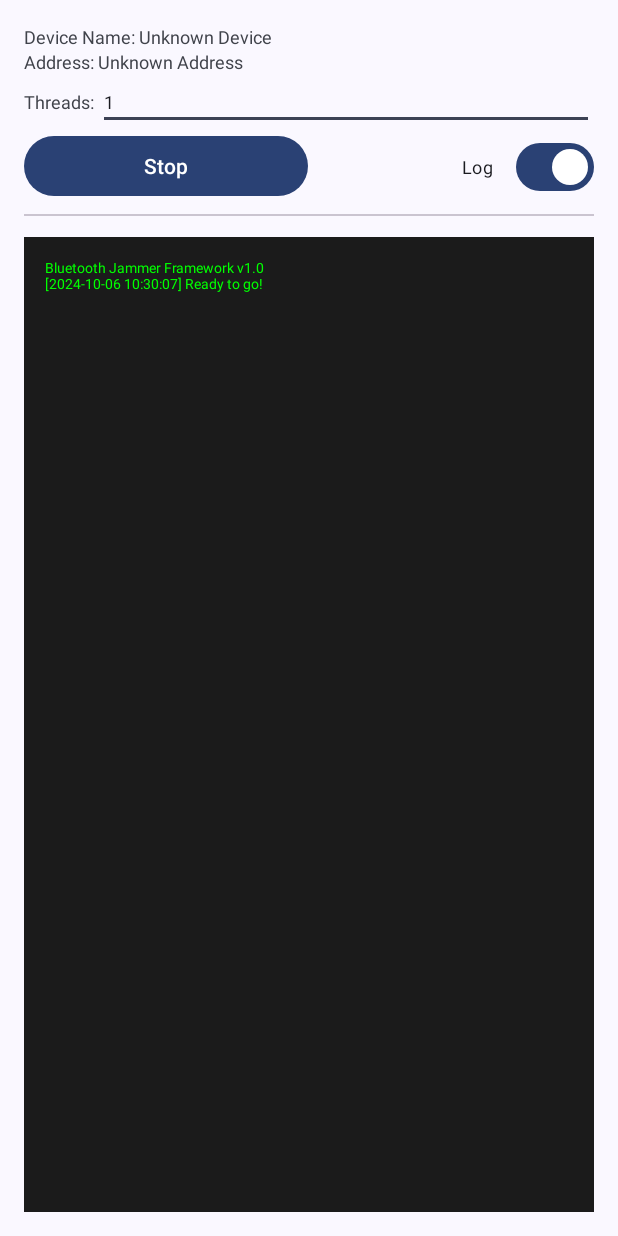
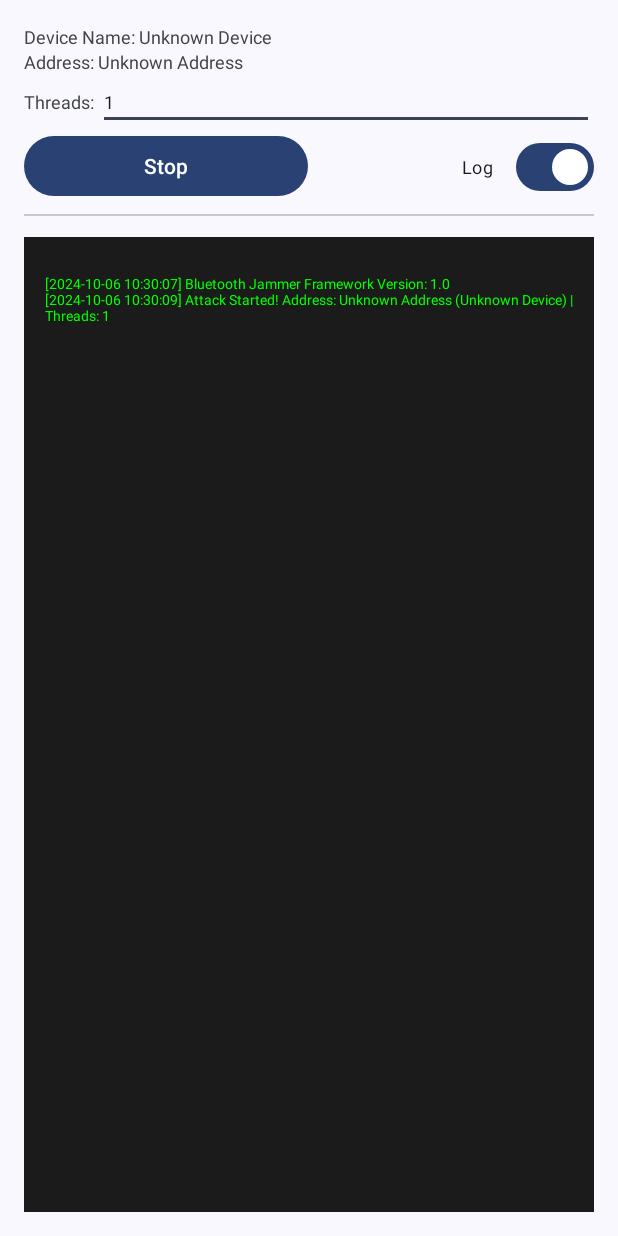
Before and after one commit to eikarna/BluetoothJammer, an Android app built with Jetpack Compose: the AttackActivity screen opened directly, with no data from a screen before it, after a tap on "Start", on a phone screen of 412 x 824 dp. Run offline under Robolectric (Android 15) with nearby library versions, the phone set to English and light mode, and no system bars; 1 statement that could not run was skipped.

Commit message:
some fix

```diff
--- a/app/src/main/java/com/eikarna/bluetoothjammer/AttackActivity.kt
+++ b/app/src/main/java/com/eikarna/bluetoothjammer/AttackActivity.kt
@@ -16,8 +16,9 @@ import com.google.android.material.button.MaterialButton
 import com.google.android.material.materialswitch.MaterialSwitch
 import com.google.android.material.textview.MaterialTextView
 import com.google.android.material.textfield.TextInputEditText
-import java.text.SimpleDateFormat
 import java.util.Date
+import util.Logger
+import kotlin.math.log
 
 class AttackActivity : AppCompatActivity() {
 
@@ -38,7 +39,7 @@ class AttackActivity : AppCompatActivity() {
         @JvmStatic
         var isAttacking = false
         var FrameworkVersion = 1.0
-        var loggingStatus = false
+        var loggingStatus = true
     }
 
     @RequiresApi(Build.VERSION_CODES.O)
@@ -66,11 +67,8 @@ class AttackActivity : AppCompatActivity() {
         viewDeviceAddress.text = "Address: $address"
         viewThreads.setText("$threads")
         logAttack.justificationMode = LineBreaker.JUSTIFICATION_MODE_INTER_WORD
-        logAttack.append("Bluetooth Jammer Framework v$FrameworkVersion")
-        val formatter = SimpleDateFormat("yyyy-MM-dd HH:mm:ss")
-        val date = Date()
-        val current = formatter.format(date)
-        logAttack.append("\n[$current] Ready to go!")
+        Logger.appendLog(logAttack, "Bluetooth Jammer Framework Version: $FrameworkVersion")
+
 
 
         // Set button listener
@@ -109,13 +107,16 @@ class AttackActivity : AppCompatActivity() {
         isAttacking = true
         buttonStartStop.text = "Stop"
         BluetoothAdapter.getDefaultAdapter().cancelDiscovery()
-        for (i in 0..threads) L2capFloodAttack(address).startAttack(this, logAttack)
+        Logger.appendLog(logAttack, "Attack Started! Address: $address ($deviceName) | Threads: $threads")
+        Toast.makeText(this@AttackActivity, "PLEASE FORCE CLOSE APP IF YOU WANT STOP THE ATTACK!", Toast.LENGTH_LONG).show()
+        for (i in 1..threads) L2capFloodAttack(address).startAttack(this, logAttack)
     }
 
     @SuppressLint("MissingPermission")
     private fun stopAttack() {
         isAttacking = false
         buttonStartStop.text = "Start"
+        Logger.appendLog(logAttack, "Attack Stopped! Force close this app..")
         BluetoothAdapter.getDefaultAdapter().startDiscovery()
         L2capFloodAttack(address).stopAttack()
     }
@@ -126,4 +127,11 @@ class AttackActivity : AppCompatActivity() {
             stopAttack() // Ensure the attack stops if the activity is destroyed
         }
     }
+
+    override fun onPause() {
+        super.onPause()
+        if (isAttacking) {
+            stopAttack()
+        }
+    }
 }
--- /dev/null
+++ b/app/src/main/java/com/eikarna/bluetoothjammer/util/Logger.kt
@@ -0,0 +1,18 @@
+package util
+
+import android.widget.TextView
+import java.text.SimpleDateFormat
+import java.util.Date
+
+class Logger {
+    companion object {
+        // Function to append log with a timestamp to a given TextView
+        fun appendLog(textView: TextView, message: String) {
+            val formatter = SimpleDateFormat("yyyy-MM-dd HH:mm:ss")
+            val date = Date()
+            val current = formatter.format(date)
+
+            textView.append("\n[$current] $message")
+        }
+    }
+}
```
Also changed, not shown: app/src/main/java/com/eikarna/bluetoothjammer/api/AttackDevices.kt (+17 -13 lines), 1 other file.
